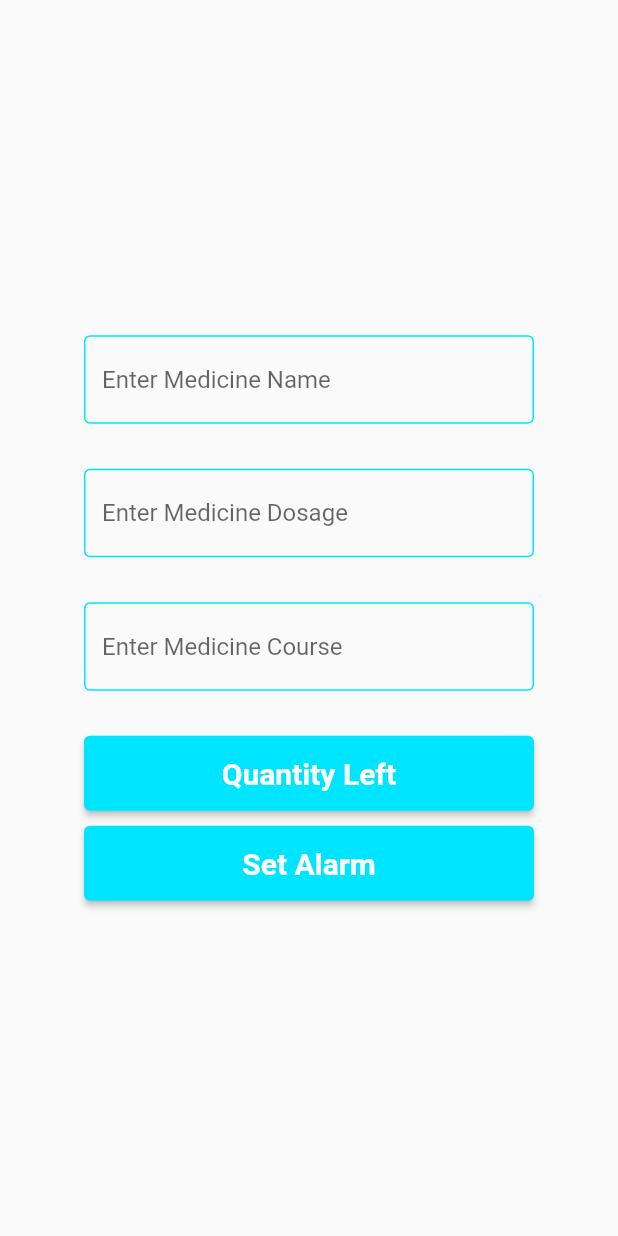
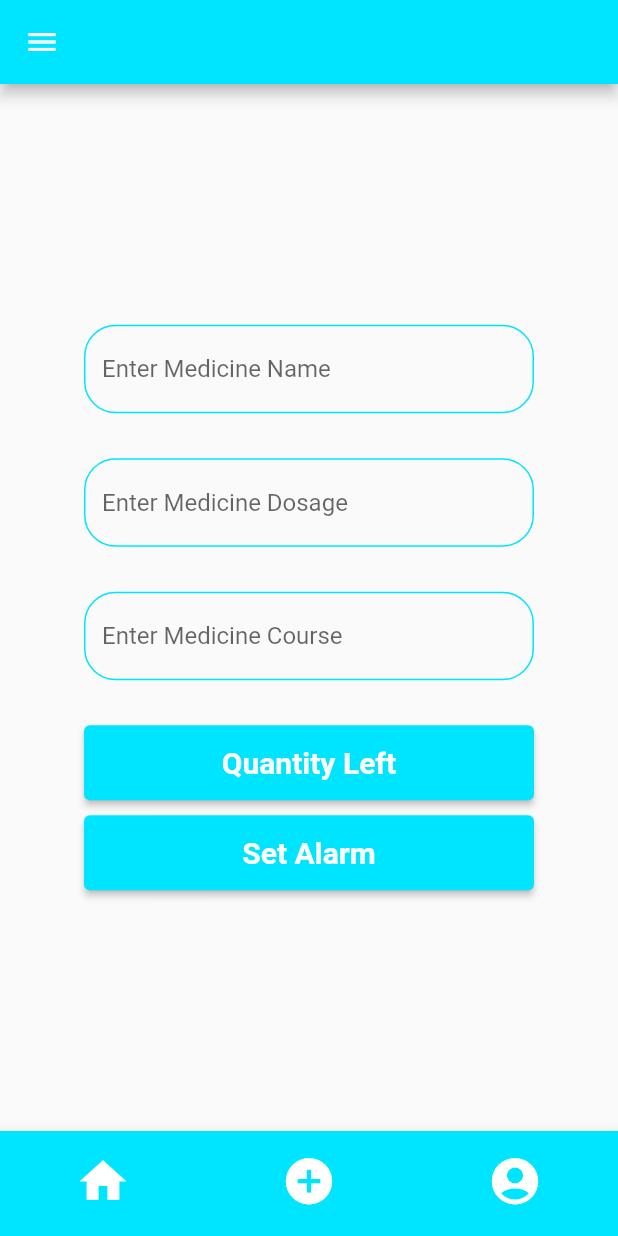
Before and after one commit to MedminderAJCE/MedMinder, a Flutter app: the HomePage screen opened directly, item 2 of the bottom bar chosen, on a phone screen of 412 x 824 dp. Run offline on Flutter 3.47's test engine with Material 2 defaults, Android fonts, the phone set to English and light mode, and no system bars; our stand-ins replace cloud_firestore, firebase_auth, firebase_core, fluttertoast; accounts and stored records are empty.

Commit message:
fixed homepage theme and size

```diff
--- a/lib/screens/addmedicine.dart
+++ b/lib/screens/addmedicine.dart
@@ -8,53 +8,79 @@ class AddMedicine extends StatelessWidget {
     return   Scaffold(
       body:Center(
         child:SizedBox(
+
           width:300,
         child:Column(
+
           mainAxisAlignment: MainAxisAlignment.center,
           children: [
-            const TextField(
+            TextField(
               decoration: InputDecoration(
                 hintText: "Enter Medicine Name",
+                disabledBorder: OutlineInputBorder(
+                  borderRadius: BorderRadius.circular(21),
+                  borderSide: const BorderSide(
+                    color:  Color(0xFF00E5FF),
+                  )
+                ),
                 focusedBorder: OutlineInputBorder(
-                  borderSide: BorderSide(
+                  borderRadius: BorderRadius.circular(21),
+                  borderSide: const BorderSide(
                     color:  Color(0xFF00E5FF),
                   )
                 ),
                enabledBorder: OutlineInputBorder(
-                  borderSide: BorderSide(
+                  borderRadius: BorderRadius.circular(21),
+                  borderSide: const BorderSide(
                     color:  Color(0xFF00E5FF),
                   )
                 ),
               ),
             ),
             Container(height: 30,),
-            const TextField(
+             TextField(
               keyboardType: TextInputType.phone,
               decoration: InputDecoration(
                 hintText: "Enter Medicine Dosage",
-                 focusedBorder: OutlineInputBorder(
-                  borderSide: BorderSide(
+                disabledBorder: OutlineInputBorder(
+                  borderRadius: BorderRadius.circular(21),
+                  borderSide: const BorderSide(
                     color:  Color(0xFF00E5FF),
                   )
                 ),
-                enabledBorder: OutlineInputBorder(
-                  borderSide: BorderSide(
+                 focusedBorder: OutlineInputBorder(
+                  borderRadius: BorderRadius.circular(21),
+                  borderSide: const BorderSide(
+                    color:  Color(0xFF00E5FF),
+                  )
+                ),
+                enabledBorder:  OutlineInputBorder(
+                  borderRadius: BorderRadius.circular(21),
+                  borderSide: const BorderSide(
                     color:  Color(0xFF00E5FF),
                   )
                 ),
               ),
             ),
             Container(height: 30,),
-             const TextField(
+             TextField(
               decoration: InputDecoration(
                 hintText: "Enter Medicine Course",
+                disabledBorder: OutlineInputBorder(
+                  borderRadius: BorderRadius.circular(21),
+                  borderSide: const BorderSide(
+                    color:  Color(0xFF00E5FF),
+                  )
+                ),
                 focusedBorder: OutlineInputBorder(
-                  borderSide: BorderSide(
+                  borderRadius: BorderRadius.circular(21),
+                  borderSide: const BorderSide(
                     color:Color(0xFF00E5FF),
                   )
                 ),
                enabledBorder: OutlineInputBorder(
-                  borderSide: BorderSide(
+                borderRadius: BorderRadius.circular(21),
+                  borderSide: const BorderSide(
                     color:Color(0xFF00E5FF),
                   )
                 ),
--- a/lib/screens/homepage.dart
+++ b/lib/screens/homepage.dart
@@ -2,15 +2,12 @@
 
 import 'package:firebase_auth/firebase_auth.dart';
 import 'package:flutter/material.dart';
-import 'package:google_nav_bar/google_nav_bar.dart';
 import 'package:login/screens/account.dart';
+import 'package:login/screens/addmedicine.dart';
 import 'package:login/screens/firstpage.dart';
 import 'package:login/screens/home.dart';
 import 'package:login/screens/secondpage.dart';
-
-import 'package:login/screens/addmedicine.dart';
 import 'package:login/screens/signin_screen.dart';
-
 // import 'package:google_nav_bar/google_nav_bar.dart';
 
 class HomePage extends StatefulWidget {
@@ -21,11 +18,20 @@ class HomePage extends StatefulWidget {
 }
 
 class _HomePageState extends State<HomePage> {
+  int myindex=0;
+  List<Widget>widgetList=const[
+    Home(),
+    AddMedicine(),
+    Account(),
+
+  ];
   @override
   Widget build(BuildContext context) {
     return Scaffold(
+       body: Container(child: widgetList[myindex],),
       appBar: AppBar(
-        iconTheme: IconThemeData(color: Colors.black),
+
+        // iconTheme: IconThemeData(color: Colors.black),
         // title: Text("Hello User", style: TextStyle(color: Colors.black)),
         centerTitle: true,
         backgroundColor: Color(0xFF00E5FF),
@@ -40,14 +46,16 @@ class _HomePageState extends State<HomePage> {
                 child: Center(
                     child: Text(
                   'More',
-                  style: TextStyle(fontSize: 25),
+                  style: TextStyle(fontSize: 25 ,color: Colors.white,),
+
+
                 )),
               ),
               ListTile(
-                leading: Icon(Icons.attribution), //build circle
+                leading: Icon(Icons.attribution, color: Colors.white,),  //build circle
                 title: Text(
                   'Caretaker',
-                  style: TextStyle(fontSize: 15),
+                  style: TextStyle(fontSize: 15 ,color: Colors.white,),
                 ),
                 onTap: () {
                   Navigator.of(context).push(
@@ -55,10 +63,10 @@ class _HomePageState extends State<HomePage> {
                 },
               ),
               ListTile(
-                leading: Icon(IconData(0xe813, fontFamily: 'MaterialIcons')),
+                leading: Icon(IconData(0xe813, fontFamily: 'MaterialIcons'), color: Colors.white,),
                 title: Text(
                   'Settings',
-                  style: TextStyle(fontSize: 15),
+                  style: TextStyle(fontSize: 15 ,color: Colors.white,),
                 ),
                 onTap: () {
                   Navigator.of(context).push(
@@ -66,10 +74,10 @@ class _HomePageState extends State<HomePage> {
                 },
               ),
               ListTile(
-                leading: Icon(IconData(0xe3b3, fontFamily: 'MaterialIcons')),
+                leading: Icon(IconData(0xe3b3, fontFamily: 'MaterialIcons'), color: Colors.white,),
                 title: Text(
                   'Logout',
-                  style: TextStyle(fontSize: 15),
+                  style: TextStyle(fontSize: 15, color: Colors.white,),
                 ),
                 onTap: () {
                   User? user = FirebaseAuth.instance.currentUser;
@@ -88,45 +96,88 @@ class _HomePageState extends State<HomePage> {
           ),
         ),
       ),
-      // body: Container(
-      //   child: Center(
-      //     child: Text("Home Page"), //just for a middle filling
-      //   ),
-      // ),
 
-      bottomNavigationBar: GNav(
-        backgroundColor: Color(0xFF00E5FF),
-        gap: 8,
-        tabs: [
-          GButton(
-            icon: Icons.home,
+     bottomNavigationBar: BottomNavigationBar(
+      onTap: (index) {
+        setState(() {
+            myindex=index;
+        });
 
-            onPressed: () {
-              Navigator.of(context)
-                  .push(MaterialPageRoute(builder: (context) => Home()));
-            },
+      },
+      currentIndex: myindex,
+      type: BottomNavigationBarType.fixed,
+      backgroundColor: Color(0xFF00E5FF),
+      iconSize: 37,
+      selectedFontSize: 15,
+      unselectedFontSize: 15,
+      selectedItemColor: Colors.white,
+      unselectedItemColor: Colors.white,
+      showSelectedLabels: false,
+      showUnselectedLabels: false,
+      items:const [
+        BottomNavigationBarItem(
+          icon:Icon(Icons.home,
+
+          color: Colors.white,),
+          label: 'home',
+
+         ),
+
+
+        BottomNavigationBarItem(
+          label: 'add medicine',
+
+          icon:Icon(Icons.add_circle_outlined ,
+          color: Colors.white,),
           ),
-          GButton(
-            icon: IconData(
-              0xf52d,
-              fontFamily: 'MaterialIcons',
-            ),
 
-            onPressed: () {
-              Navigator.of(context)
-                  .push(MaterialPageRoute(builder: (context) => AddMedicine()));
-            },
-          ),
-          GButton(
-            icon: IconData(0xe043, fontFamily: 'MaterialIcons'),
+          BottomNavigationBarItem(
+            label: 'account',
+          icon:Icon(Icons.account_circle_rounded,
+          color: Colors.white,),
+         ),
 
-            onPressed: () {
-              Navigator.of(context)
-                  .push(MaterialPageRoute(builder: (context) => Account()));
-            },
-          ),
-        ],
-      ),
+      ]),
+
+
+    //  Need to change the gnav no need
+      // bottomNavigationBar: GNav(
+      //   color: Colors.white,
+      //   backgroundColor: Color(0xFF00E5FF),
+
+      //   gap: 8,
+      //   iconSize: 30,
+      //   tabs: [
+      //     GButton(
+      //       icon: Icons.home,
+      //       onPressed: () {
+      //         Navigator.of(context)
+      //             .push(MaterialPageRoute(builder: (context) => Home()));
+      //       },
+      //     ),
+      //     GButton(
+
+      //       icon: IconData(
+      //         0xf52d,
+      //         fontFamily: 'MaterialIcons',
+
+      //       ),
+
+      //       onPressed: () {
+      //         Navigator.of(context)
+      //             .push(MaterialPageRoute(builder: (context) => AddMedicine()));
+      //       },
+      //     ),
+      //     GButton(
+      //       icon: IconData(0xe043, fontFamily: 'MaterialIcons'),
+
+      //       onPressed: () {
+      //         Navigator.of(context)
+      //             .push(MaterialPageRoute(builder: (context) => Account()));
+      //       },
+      //     ),
+      //   ],
+      //),
     );
   }
 }
```
